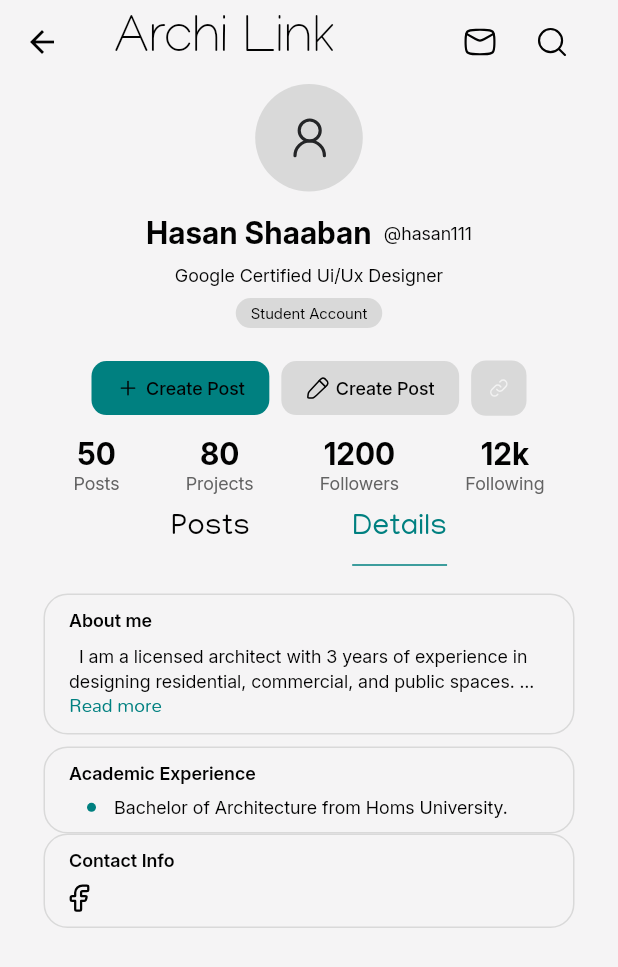
After one commit to hasanShaaban/archilink, a Flutter app: the ProfilePageBody screen opened directly, tab 2 chosen, after a tap on "Create Post", on a phone screen of 412 x 824 dp. The commit adds this screen. Shown: the top 967 px of the screen. Run offline on Flutter 3.47's test engine with Material 3 defaults, Android fonts, the phone set to English and light mode, and no system bars; our stand-ins replace flutter_svg, persistent_bottom_nav_bar.

Commit message:
working on profile

```diff
--- a/lib/core/utils/app_colors.dart
+++ b/lib/core/utils/app_colors.dart
@@ -33,4 +33,17 @@ abstract class AppColorsFromTheme {
       ? AppColors.whiteForElements
       : AppColors.darkGray;
 
+  static grayForTheme(BuildContext context) =>
+      Theme.of(context).brightness == Brightness.light
+      ? AppColors.lightGreyLightMode
+      : AppColors.darkGray;
+  static reverseGrayForTheme(BuildContext context) =>
+      Theme.of(context).brightness == Brightness.light
+      ? AppColors.darkGray
+      : AppColors.lightGreyLightMode;
+  static borderColor(BuildContext context) =>
+      Theme.of(context).brightness == Brightness.light
+      ? AppColors.lightGreyLightMode
+      : AppColors.darkGray;
+
 }
--- a/lib/core/utils/assets.dart
+++ b/lib/core/utils/assets.dart
@@ -33,6 +33,10 @@ class Assets {
   /// Assets for assetsIconsEdit
   /// assets/icons/edit.svg
   static const String assetsIconsEdit = "assets/icons/edit.svg";
+
+  /// Assets for assetsIconsEditProfile
+  /// assets/icons/edit_profile.svg
+  static const String assetsIconsEditProfile = "assets/icons/edit_profile.svg";
 
   /// Assets for assetsIconsEyeFill
   /// assets/icons/eyeFill.svg
@@ -122,6 +126,10 @@ class Assets {
   /// assets/icons/share_post.svg
   static const String assetsIconsSharePost = "assets/icons/share_post.svg";
 
+  /// Assets for assetsIconsShareProfile
+  /// assets/icons/share_profile.svg
+  static const String assetsIconsShareProfile = "assets/icons/share_profile.svg";
+
   /// Assets for assetsIconsShoppingBasket
   /// assets/icons/shopping-basket.svg
   static const String assetsIconsShoppingBasket = "assets/icons/shopping-basket.svg";
--- a/lib/core/widgets/expandable_text.dart
+++ b/lib/core/widgets/expandable_text.dart
@@ -5,8 +5,9 @@ import 'package:flutter/material.dart';
 class ExpandableText extends StatefulWidget {
   final String text;
   final int trimLines;
+  final TextStyle? style;
 
-  const ExpandableText(this.text, {super.key, this.trimLines = 3});
+  const ExpandableText(this.text, {super.key, this.trimLines = 3, this.style = AppTextStyle.mallannaRegular14});
 
   @override
   _ExpandableTextState createState() => _ExpandableTextState();
@@ -35,9 +36,9 @@ class _ExpandableTextState extends State<ExpandableText> {
           widget.text,
           maxLines: _readMore ? widget.trimLines : null,
           overflow: _readMore ? TextOverflow.ellipsis : TextOverflow.visible,
-          style: AppTextStyle.mallannaRegular14.copyWith(
+          style: widget.style!.copyWith(
             color: Theme.of(context).colorScheme.onSurface,
-            height: 1.2,
+            height: 1.4,
           ),
         ),
         if (isOverflowing)
--- a/lib/core/widgets/main_appbar.dart
+++ b/lib/core/widgets/main_appbar.dart
@@ -7,8 +7,10 @@ import 'package:flutter/material.dart';
 
 class MainAppBar extends StatelessWidget {
   const MainAppBar({
-    super.key,
+    super.key, required this.withTabbar,
   });
+
+  final bool withTabbar;
 
   @override
   Widget build(BuildContext context) {
@@ -20,7 +22,7 @@ class MainAppBar extends StatelessWidget {
       actionsPadding: EdgeInsets.only(right: 20),
       titleSpacing: 20,
       title: Text(
-        'Acrhi Link',
+        'Archi Link',
         style: AppTextStyle.appTilte.copyWith(height: 1),
         textHeightBehavior: TextHeightBehavior(
           applyHeightToFirstAscent: false,
@@ -38,12 +40,12 @@ class MainAppBar extends StatelessWidget {
           onPress: () {},
         ),
       ],
-      bottom: PreferredSize(
+      bottom: withTabbar? PreferredSize(
         preferredSize: Size.fromHeight(
           MediaQuery.of(context).size.height * 50 / 874,
         ),
         child: HomePageTapbar(),
-      ),
+      ): PreferredSize(preferredSize: Size.zero, child: SizedBox()),
     );
   }
 }
--- a/lib/features/Home/presentation/views/home_page_body.dart
+++ b/lib/features/Home/presentation/views/home_page_body.dart
@@ -17,7 +17,7 @@ class HomePageBody extends StatelessWidget {
         body: NestedScrollView(
           physics: BouncingScrollPhysics(),
           headerSliverBuilder: (context, innerBoxIsScrolled) => [
-            MainAppBar(),
+            MainAppBar(withTabbar: true,),
           ],
           body: TabBarView(
             physics: BouncingScrollPhysics(),
--- /dev/null
+++ b/lib/features/Profile/presentation/views/profile_page_body.dart
@@ -0,0 +1,107 @@
+import 'package:archilink/core/utils/app_colors.dart';
+import 'package:archilink/core/utils/app_text_style.dart';
+import 'package:archilink/core/utils/assets.dart';
+import 'package:archilink/core/widgets/expandable_text.dart';
+import 'package:archilink/core/widgets/main_appbar.dart';
+import 'package:archilink/features/Profile/presentation/views/widgets/personal_profile_buttons.dart';
+import 'package:archilink/features/Profile/presentation/views/widgets/profile_details_container.dart';
+import 'package:archilink/features/Profile/presentation/views/widgets/profile_image_section.dart';
+import 'package:archilink/features/Profile/presentation/views/widgets/profile_info_section.dart';
+import 'package:archilink/features/Profile/presentation/views/widgets/profile_posts_page.dart';
+import 'package:archilink/features/Profile/presentation/views/widgets/profile_statistics_row.dart';
+import 'package:archilink/features/Profile/presentation/views/widgets/profile_tap_bar_delegate.dart';
+import 'package:flutter/material.dart';
+import 'package:flutter_svg/svg.dart';
+
+class ProfilePageBody extends StatelessWidget {
+  const ProfilePageBody({super.key});
+
+  @override
+  Widget build(BuildContext context) {
+    final double height = MediaQuery.of(context).size.height;
+    final double width = MediaQuery.of(context).size.width;
+    return DefaultTabController(
+      length: 2,
+      child: Scaffold(
+        body: NestedScrollView(
+          headerSliverBuilder: (_, _) => [
+            MainAppBar(withTabbar: false),
+            SliverToBoxAdapter(
+              child: Column(
+                children: [
+                  ProfileImageSection(width: width),
+                  SizedBox(height: 16),
+                  ProfileInfoSection(),
+                  SizedBox(height: 16),
+                  PersonalProfileButtons(width: width),
+                  SizedBox(height: 8),
+                  ProfileStatisticsRow(),
+                ],
+              ),
+            ),
+            SliverPersistentHeader(
+              pinned: true,
+              delegate: ProfileTabBarDelegate(),
+            ),
+          ],
+          body: TabBarView(
+            children: [
+              ProfilePostsPage(width: width, height: height),
+              Padding(
+                padding: const EdgeInsets.symmetric(horizontal: 29),
+                child: Column(
+                  children: [
+                    SizedBox(height: 18),
+                    ProfileDetailsContainer(
+                      title: 'About me',
+                      content: ExpandableText(
+                        style: AppTextStyle.interRegular12,
+                        trimLines: 2,
+                        '  I am a licensed architect with 3 years of experience in designing residential, commercial, and public spaces. My work focuses on blending functionality with aesthetics, creating sustainable and user-centered environments. Skilled in AutoCAD, Revit, and 3D visualization tools, I translate concepts into detailed plans that bring clients’ visions to life. I am passionate about innovative design, efficient project management, and delivering high-quality results from concept to completion.',
+                      ),
+                    ),
+                    SizedBox(height: 8),
+                    ProfileDetailsContainer(
+                      title: 'Academic Experience',
+                      content: Column(
+                        children: [
+                          Row(
+                            children: [
+                              SizedBox(width: 8),
+                              SvgPicture.asset(
+                                Assets.assetsIconsDot,
+                                color: Theme.of(context).colorScheme.primary,
+                              ),
+                              SizedBox(width: 8),
+                              Text(
+                                'Bachelor of Architecture from Homs University.',
+                                style: AppTextStyle.interRegular12.copyWith(
+                                  color: Theme.of(
+                                    context,
+                                  ).colorScheme.onSurface,
+                                ),
+                              ),
+                            ],
+                          ),
+                        ],
+                      ),
+                    ),
+                    ProfileDetailsContainer(title: 'Contact Info', content: Column(
+                      children: [
+                        Row(
+                          children: [
+                            SvgPicture.asset(Assets.assetsIconsFacebook)
+                          ],
+                        )
+                      ],
+                    ))
+                  ],
+                ),
+              ),
+            ],
+          ),
+        ),
+      ),
+    );
+  }
+}
--- /dev/null
+++ b/lib/features/Profile/presentation/views/widgets/personal_profile_buttons.dart
@@ -0,0 +1,67 @@
+import 'package:archilink/core/utils/app_colors.dart';
+import 'package:archilink/core/utils/app_text_style.dart';
+import 'package:archilink/core/utils/assets.dart';
+import 'package:archilink/features/Profile/presentation/views/widgets/profile_custom_button.dart';
+import 'package:flutter/material.dart';
+import 'package:flutter_svg/svg.dart';
+
+class PersonalProfileButtons extends StatelessWidget {
+  const PersonalProfileButtons({super.key, required this.width});
+
+  final double width;
+
+  @override
+  Widget build(BuildContext context) {
+    return Padding(
+      padding: EdgeInsetsGeometry.symmetric(horizontal: 61),
+      child: Row(
+        children: [
+          Expanded(
+            child: ProfileCustomButton(
+              onPress: () {},
+              icon: Assets.assetsIconsAdd,
+              iconSize: 16,
+              title: 'Create Post',
+              backgroundColor: Theme.of(context).colorScheme.primary,
+              textStyle: AppTextStyle.interMedium12.copyWith(
+                color: Theme.of(context).colorScheme.onSurface,
+              ),
+            ),
+          ),
+          SizedBox(width: 8),
+          Expanded(
+            child: ProfileCustomButton(
+              onPress: () {},
+              icon: Assets.assetsIconsEditProfile,
+              iconSize: 16,
+              title: 'Create Post',
+              backgroundColor: AppColorsFromTheme.grayForTheme(context),
+              textStyle: AppTextStyle.interMedium12.copyWith(
+                color: Theme.of(context).colorScheme.onSurface,
+              ),
+            ),
+          ),
+          SizedBox(width: 8),
+          SizedBox(
+            width: width * 36 / 402,
+            height: width * 36 / 402,
+            child: MaterialButton(
+              elevation: 0,
+              shape: RoundedRectangleBorder(
+                borderRadius: BorderRadiusGeometry.circular(10),
+              ),
+              color: AppColorsFromTheme.grayForTheme(context),
+
+              padding: EdgeInsets.zero,
+              onPressed: () {},
+              child: SvgPicture.asset(
+                Assets.assetsIconsShareProfile,
+                width: 16,
+              ),
+            ),
+          ),
+        ],
+      ),
+    );
+  }
+}
--- /dev/null
+++ b/lib/features/Profile/presentation/views/widgets/profile_custom_button.dart
@@ -0,0 +1,35 @@
+
+import 'package:archilink/core/utils/app_text_style.dart';
+import 'package:flutter/material.dart';
+import 'package:flutter_svg/svg.dart';
+
+class ProfileCustomButton extends StatelessWidget {
+  const ProfileCustomButton({
+    super.key, required this.onPress, required this.icon, required this.title, required this.backgroundColor, required this.textStyle, required this.iconSize,
+  });
+
+  final VoidCallback onPress;
+  final String icon, title;
+  final Color backgroundColor;
+  final TextStyle textStyle;
+  final double iconSize;
+
+  @override
+  Widget build(BuildContext context) {
+    return TextButton(
+      style: TextButton.styleFrom(
+        backgroundColor: backgroundColor,
+         shape: RoundedRectangleBorder(borderRadius: BorderRadiusGeometry.circular(10))
+      ),
+      onPressed: onPress,
+      child: Row(
+        mainAxisAlignment: MainAxisAlignment.center,
+        children: [
+          SvgPicture.asset(icon, width: iconSize,color: Theme.of(context).colorScheme.onSurface,),
+          SizedBox(width: 4),
+          Text(title, style: textStyle,),
+        ],
+      ),
+    );
+  }
+}
--- /dev/null
+++ b/lib/features/Profile/presentation/views/widgets/profile_details_container.dart
@@ -0,0 +1,41 @@
+
+import 'package:archilink/core/utils/app_colors.dart';
+import 'package:archilink/core/utils/app_text_style.dart';
+import 'package:flutter/material.dart';
+
+class ProfileDetailsContainer extends StatelessWidget {
+  const ProfileDetailsContainer({
+    super.key,
+    required this.title,
+    required this.content,
+  });
+
+  final String title;
+  final Widget content;
+
+  @override
+  Widget build(BuildContext context) {
+    return Container(
+      padding: const EdgeInsets.symmetric(horizontal: 16, vertical: 9),
+      decoration: BoxDecoration(
+        color: Theme.of(context).scaffoldBackgroundColor,
+
+        borderRadius: BorderRadius.circular(16),
+        border: Border.all(color: AppColorsFromTheme.borderColor(context)),
+      ),
+      child: Column(
+        crossAxisAlignment: CrossAxisAlignment.start,
+        children: [
+          Text(
+            title,
+            style: AppTextStyle.interSemiBold12.copyWith(
+              color: Theme.of(context).colorScheme.onSurface,
+            ),
+          ),
+          SizedBox(height: 8),
+          content,
+        ],
+      ),
+    );
+  }
+}
--- /dev/null
+++ b/lib/features/Profile/presentation/views/widgets/profile_image_section.dart
@@ -0,0 +1,26 @@
+import 'package:archilink/core/utils/app_colors.dart';
+import 'package:archilink/core/utils/assets.dart';
+import 'package:flutter/material.dart';
+import 'package:flutter_svg/svg.dart';
+
+class ProfileImageSection extends StatelessWidget {
+  const ProfileImageSection({
+    super.key,
+    required this.width,
+  });
+
+  final double width;
+
+  @override
+  Widget build(BuildContext context) {
+    return CircleAvatar(
+      radius: width * 35 / 402,
+      backgroundColor: AppColorsFromTheme.grayForTheme(context),
+      child: SvgPicture.asset(
+        Assets.assetsIconsUser,
+        width: 35,
+        color: AppColorsFromTheme.reverseGrayForTheme(context),
+      ),
+    );
+  }
+}
--- /dev/null
+++ b/lib/features/Profile/presentation/views/widgets/profile_info_section.dart
@@ -0,0 +1,56 @@
+import 'package:archilink/core/utils/app_colors.dart';
+import 'package:archilink/core/utils/app_text_style.dart';
+import 'package:flutter/material.dart';
+
+class ProfileInfoSection extends StatelessWidget {
+  const ProfileInfoSection({
+    super.key,
+  });
+
+  @override
+  Widget build(BuildContext context) {
+    return Column(
+      children: [
+        Row(
+          mainAxisAlignment: MainAxisAlignment.center,
+          children: [
+            Text(
+              'Hasan Shaaban',
+              style: AppTextStyle.interBold20.copyWith(
+                color: Theme.of(context).colorScheme.onSurface,
+              ),
+            ),
+            SizedBox(width: 8),
+            Text(
+              '@hasan111',
+              style: AppTextStyle.interRegular12.copyWith(
+                color: Theme.of(context).colorScheme.onSurface,
+              ),
+            ),
+          ],
+        ),
+        SizedBox(height: 8),
+        Text(
+          'Google Certified Ui/Ux Designer',
+          style: AppTextStyle.interRegular12.copyWith(
+            color: Theme.of(context).colorScheme.onSurface,
+          ),
+        ),
+        SizedBox(height: 8),
+        Container(
+          padding: EdgeInsets.symmetric(horizontal: 10, vertical: 4),
+          decoration: BoxDecoration(
+            color: AppColorsFromTheme.grayForTheme(context),
+            borderRadius: BorderRadius.circular(16),
+          ),
+          child: Text(
+            'Student Account',
+            style: AppTextStyle.interRegular10.copyWith(
+              color: Theme.of(context).colorScheme.onSurface,
+            ),
+          ),
+        ),
+      ],
+    );
+  }
+}
--- /dev/null
+++ b/lib/features/Profile/presentation/views/widgets/profile_posts_page.dart
@@ -0,0 +1,14 @@
+import 'package:archilink/features/Home/presentation/views/widgets/post_list_view.dart';
+import 'package:archilink/generated/l10n.dart';
+import 'package:flutter/material.dart';
+
+class ProfilePostsPage extends StatelessWidget {
+  const ProfilePostsPage({super.key, required this.width, required this.height});
+  final double width, height;
+
+  @override
+  Widget build(BuildContext context) {
+    var lang = S.of(context);
+    return PostListView(lang:lang , width: width, height: height);
+  }
+}
--- /dev/null
+++ b/lib/features/Profile/presentation/views/widgets/profile_statistics_column.dart
@@ -0,0 +1,32 @@
+import 'package:archilink/core/utils/app_colors.dart';
+import 'package:archilink/core/utils/app_text_style.dart';
+import 'package:flutter/material.dart';
+
+class ProfileStatisticsColumn extends StatelessWidget {
+  const ProfileStatisticsColumn({
+    super.key, required this.title, required this.count,
+  });
+
+  final String title, count;
+
+  @override
+  Widget build(BuildContext context) {
+    return Column(
+      children: [
+        Text(
+          count,
+          style: AppTextStyle.interBold20.copyWith(
+            color: Theme.of(context).colorScheme.onSurface,
+          ),
+        ),
+
+        Text(
+          title,
+          style: AppTextStyle.interRegular12.copyWith(
+            color: AppColors.gray,
+          ),
+        ),
+      ],
+    );
+  }
+}
--- /dev/null
+++ b/lib/features/Profile/presentation/views/widgets/profile_statistics_row.dart
@@ -0,0 +1,25 @@
+
+import 'package:archilink/features/Profile/presentation/views/widgets/profile_statistics_column.dart';
+import 'package:flutter/material.dart';
+
+class ProfileStatisticsRow extends StatelessWidget {
+  const ProfileStatisticsRow({
+    super.key,
+  });
+
+  @override
+  Widget build(BuildContext context) {
+    return Padding(
+      padding: EdgeInsetsGeometry.symmetric(horizontal: 49),
+      child: Row(
+        mainAxisAlignment: MainAxisAlignment.spaceBetween,
+        children: [
+          ProfileStatisticsColumn(title: 'Posts', count: '50',),
+          ProfileStatisticsColumn(title: 'Projects', count: '80',),
+          ProfileStatisticsColumn(title: 'Followers', count: '1200',),
+          ProfileStatisticsColumn(title: 'Following', count: '12k',),
+        ],
+      ),
+    );
+  }
+}
--- /dev/null
+++ b/lib/features/Profile/presentation/views/widgets/profile_tap_bar_delegate.dart
@@ -0,0 +1,43 @@
+import 'package:archilink/core/utils/app_text_style.dart';
+import 'package:flutter/material.dart';
+
+class ProfileTabBarDelegate extends SliverPersistentHeaderDelegate {
+  @override
+  double get minExtent => 48;
+
+  @override
+  double get maxExtent => 48;
+
+  @override
+  Widget build(
+    BuildContext context,
+    double shrinkOffset,
+    bool overlapsContent,
+  ) {
+    return Container(
+      color: Theme.of(context).scaffoldBackgroundColor,
+      child: Center(
+        child: TabBar(
+          labelPadding: EdgeInsets.symmetric(horizontal: 34),
+          indicatorWeight: 1,
+          labelColor: Theme.of(context).colorScheme.primary,
+          unselectedLabelColor: Theme.of(context).colorScheme.onSurface,
+          labelStyle: AppTextStyle.mallannaRegular20.copyWith(height: 1),
+          indicatorSize: TabBarIndicatorSize.label,
+          physics: BouncingScrollPhysics(),
+          isScrollable: true,
+          indicatorColor: Theme.of(context).colorScheme.primary,
+          tabs: [
+            Tab(text: 'Posts',),
+            Tab(text: 'Details'),
+          ],
+        ),
+      ),
+    );
+  }
+
+  @override
+  bool shouldRebuild(covariant SliverPersistentHeaderDelegate oldDelegate) {
+    return false;
+  }
+}
--- /dev/null
+++ b/lib/features/Profile/presentation/views/widgets/user_profile_buttons.dart
@@ -0,0 +1,50 @@
+import 'package:archilink/core/utils/app_colors.dart';
+import 'package:archilink/core/utils/app_text_style.dart';
+import 'package:archilink/core/utils/assets.dart';
+import 'package:archilink/features/Profile/presentation/views/widgets/profile_custom_button.dart';
+import 'package:flutter/material.dart';
+
+class UserProfileButtons extends StatelessWidget {
+  const UserProfileButtons({
+    super.key,
+    required this.height,
+    required this.width,
+  });
+
+  final double height;
+  final double width;
+
+  @override
+  Widget build(BuildContext context) {
+    return Padding(
+      padding: const EdgeInsets.symmetric(horizontal: 20),
+      child: Row(
+        children: [
+          SizedBox(
+            height: height * 44 / 874,
+            width: width * 150 / 402,
+            child: ProfileCustomButton(
+              onPress: () {},
+              title: 'Follow',
+              icon: Assets.assetsIconsEditProfile,
+              iconSize: 24,
+              backgroundColor: Theme.of(context).colorScheme.primary,
+              textStyle: AppTextStyle.interMedium16.copyWith(color: Theme.of(context).colorScheme.onSurface),
+            ),
+          ),
+          SizedBox(width: 8),
+          Expanded(
+            child: ProfileCustomButton(
+              iconSize: 24,
+              onPress: () {},
+              icon: Assets.assetsIconsShareProfile,
+              title: 'Send a message',
+              backgroundColor: AppColorsFromTheme.grayForTheme(context),
+              textStyle: AppTextStyle.interMedium16.copyWith(color: Theme.of(context).colorScheme.onSurface),
+            ),
+          ),
+                          ],
+      ),
+    );
+  }
+}
--- a/lib/features/main/presentation/views/widgets/main_view_body.dart
+++ b/lib/features/main/presentation/views/widgets/main_view_body.dart
@@ -1,6 +1,7 @@
 import 'package:archilink/core/utils/app_colors.dart';
 import 'package:archilink/core/utils/assets.dart';
 import 'package:archilink/features/Home/presentation/views/home_page_body.dart';
+import 'package:archilink/features/Profile/presentation/views/profile_page_body.dart';
 import 'package:archilink/features/main/presentation/views/widgets/nav_bar_icon_and_label.dart';
 import 'package:archilink/generated/l10n.dart';
 import 'package:flutter/material.dart';
@@ -27,7 +28,7 @@ class _MainViewBodyState extends State<MainViewBody> {
   final List<Widget> _pages = [
     HomePageBody(),
     Center(child: Text('store')), //TODO: store page
-    Center(child: Text('profile')), //TODO: profile page
+    ProfilePageBody(),
     Center(child: Text('settings')), //TODO: Setting page
   ];
 
```
Also changed, not shown: assets/icons/edit_profile.svg (added), assets/icons/linkedin.svg (added), assets/icons/share_profile.svg (added).
